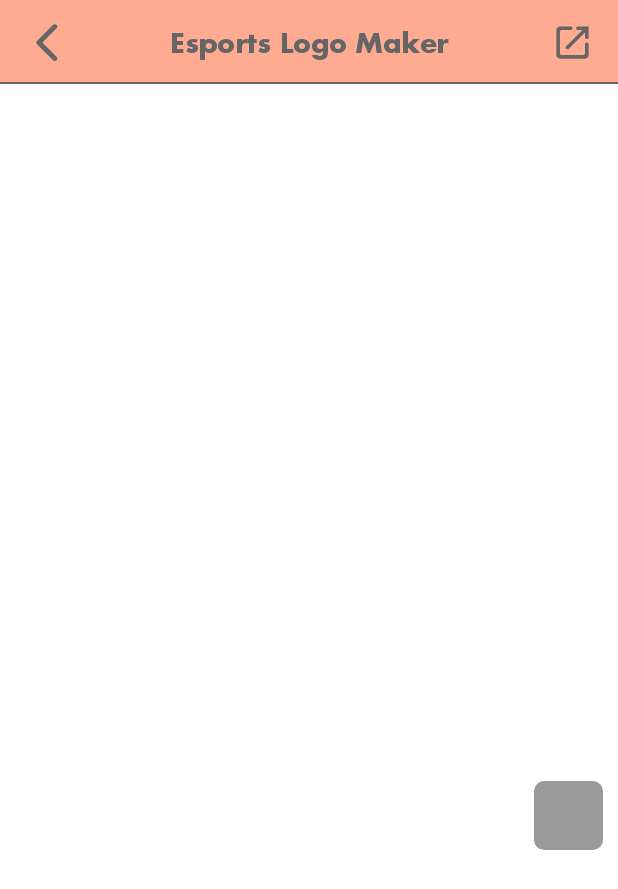
After one commit to kiranmkr/EsportsLogoMaker, an Android app: the EditingScreen screen opened directly, with no data from a screen before it, on a phone screen of 412 x 824 dp. The commit adds this screen. Shown: the top 889 px of the screen. Run offline under Robolectric (Android 15) with nearby library versions, the phone set to English and light mode, and no system bars; our stand-ins replace sdp/ssp sizes.

Commit message:
under_dev

```diff
--- /dev/null
+++ b/app/src/main/java/com/example/esportslogomaker/ui/EditingScreen.kt
@@ -0,0 +1,13 @@
+package com.example.esportslogomaker.ui
+
+import androidx.appcompat.app.AppCompatActivity
+import android.os.Bundle
+import com.example.esportslogomaker.R
+
+class EditingScreen : AppCompatActivity() {
+
+    override fun onCreate(savedInstanceState: Bundle?) {
+        super.onCreate(savedInstanceState)
+        setContentView(R.layout.activity_editing_screen)
+    }
+}
--- a/app/src/main/java/com/example/esportslogomaker/ui/MainActivity.kt
+++ b/app/src/main/java/com/example/esportslogomaker/ui/MainActivity.kt
@@ -1,19 +1,24 @@
 package com.example.esportslogomaker.ui
 
+import android.app.AlertDialog
 import android.content.Intent
 import android.net.Uri
 import androidx.appcompat.app.AppCompatActivity
 import android.os.Bundle
 import android.os.Handler
 import android.os.Looper
+import android.util.Log
 import androidx.core.view.GravityCompat
 import com.example.esportslogomaker.R
 import com.example.esportslogomaker.customCallBack.TemplateClickCallBack
 import com.example.esportslogomaker.databinding.ActivityMainBinding
 import com.example.esportslogomaker.utils.Constant
 import com.example.esportslogomaker.utils.FeedbackUtils
+import pub.devrel.easypermissions.AppSettingsDialog
+import pub.devrel.easypermissions.EasyPermissions
 
-class MainActivity : AppCompatActivity(), TemplateClickCallBack {
+class MainActivity : AppCompatActivity(), TemplateClickCallBack,
+    EasyPermissions.PermissionCallbacks {
 
     private lateinit var mainBinding: ActivityMainBinding
 
@@ -124,13 +129,58 @@ class MainActivity : AppCompatActivity(), TemplateClickCallBack {
         if (mainBinding.drawer.isDrawerOpen(GravityCompat.START)) {
             mainBinding.drawer.closeDrawer(GravityCompat.START)
         } else {
-            super.onBackPressed()
+            showBackDialog()
         }
     }
 
+    private fun showBackDialog() {
+
+        AlertDialog.Builder(this@MainActivity)
+            .setMessage(getString(R.string.are_you_sure))
+            .setCancelable(false)
+            .setPositiveButton(getString(R.string.yes)) { _, _ ->
+                super.onBackPressed()
+            }
+            .setNegativeButton(getString(R.string.no), null)
+            .show()
+
+    }
+
     override fun onItemClickListener(labelStatus: Boolean) {
-        Constant.showToast(this, "calling")
+        if (EasyPermissions.hasPermissions(this, *Constant.readPermission)) {
+            openEditingScreen()
+        } else {
+            EasyPermissions.requestPermissions(
+                this, "We need permissions because this and that",
+                Constant.PICK_IMAGE, *Constant.readPermission
+            )
+        }
+    }
+
+    private fun openEditingScreen() {
+        val intent = Intent(this, EditingScreen::class.java)
+        startActivity(intent)
     }
 
 
+    override fun onPermissionsGranted(requestCode: Int, perms: MutableList<String>) {
+        openEditingScreen()
+    }
+
+    override fun onPermissionsDenied(requestCode: Int, perms: MutableList<String>) {
+        Log.d("myPermission", "not allow")
+        if (EasyPermissions.somePermissionPermanentlyDenied(this, perms)) {
+            AppSettingsDialog.Builder(this).build().show()
+        }
+    }
+
+    override fun onRequestPermissionsResult(
+        requestCode: Int,
+        permissions: Array<String?>,
+        grantResults: IntArray
+    ) {
+        super.onRequestPermissionsResult(requestCode, permissions, grantResults)
+        EasyPermissions.onRequestPermissionsResult(requestCode, permissions, grantResults, this)
+    }
+
 }
--- a/app/src/main/java/com/example/esportslogomaker/ui/SplashScreen.kt
+++ b/app/src/main/java/com/example/esportslogomaker/ui/SplashScreen.kt
@@ -4,7 +4,6 @@ import android.annotation.SuppressLint
 import android.content.Intent
 import android.os.Bundle
 import androidx.appcompat.app.AppCompatActivity
-
 
 @SuppressLint("CustomSplashScreen")
 class SplashScreen  : AppCompatActivity(){
--- a/app/src/main/java/com/example/esportslogomaker/utils/Constant.kt
+++ b/app/src/main/java/com/example/esportslogomaker/utils/Constant.kt
@@ -1,10 +1,29 @@
 package com.example.esportslogomaker.utils
 
+import android.Manifest
 import android.app.Activity
 import android.content.Context
+import android.os.Build
 import android.widget.Toast
 
 object Constant {
+
+    const val CAMERA_IMAGE = 10101
+    const val PICK_IMAGE = 20202
+
+    val readPermission = if (Build.VERSION.SDK_INT >= Build.VERSION_CODES.Q) {
+        arrayOf(
+            Manifest.permission.ACCESS_MEDIA_LOCATION,
+            Manifest.permission.READ_EXTERNAL_STORAGE
+        )
+    } else {
+        arrayOf(
+            Manifest.permission.WRITE_EXTERNAL_STORAGE,
+            Manifest.permission.READ_EXTERNAL_STORAGE
+        )
+    }
+
+    val cameraPermission = arrayOf(Manifest.permission.CAMERA)
 
     const val applicationId = "com.example.esportslogomaker"
 
--- /dev/null
+++ b/app/src/main/res/drawable/arrow_back.xml
@@ -0,0 +1,10 @@
+<?xml version="1.0" encoding="utf-8"?>
+<vector xmlns:android="http://schemas.android.com/apk/res/android"
+    android:width="24dp"
+    android:height="24dp"
+    android:viewportWidth="24"
+    android:viewportHeight="24">
+    <path
+        android:fillColor="@color/daynight_textColor"
+        android:pathData="M16.62,2.99c-0.49,-0.49 -1.28,-0.49 -1.77,0L6.54,11.3c-0.39,0.39 -0.39,1.02 0,1.41l8.31,8.31c0.49,0.49 1.28,0.49 1.77,0s0.49,-1.28 0,-1.77L9.38,12l7.25,-7.25c0.48,-0.48 0.48,-1.28 -0.01,-1.76z" />
+</vector>
--- /dev/null
+++ b/app/src/main/res/drawable/boarder_state.xml
@@ -0,0 +1,6 @@
+<?xml version="1.0" encoding="utf-8"?>
+<selector xmlns:android="http://schemas.android.com/apk/res/android">
+    <item android:drawable="@drawable/gray_boarder" android:state_selected="false" />
+    <item android:drawable="@drawable/default_boarder" android:state_selected="true" />
+    <item android:drawable="@drawable/default_boarder" android:state_pressed="true" />
+</selector>
--- /dev/null
+++ b/app/src/main/res/drawable/default_boarder.xml
@@ -0,0 +1,8 @@
+<?xml version="1.0" encoding="utf-8"?>
+<shape xmlns:android="http://schemas.android.com/apk/res/android">
+    <stroke
+        android:width="@dimen/_5sdp"
+        android:color="@color/colorPrimary" />
+    <solid android:color="#9a9a9a" />
+    <corners android:radius="@dimen/_5sdp" />
+</shape>
--- /dev/null
+++ b/app/src/main/res/drawable/gray_boarder.xml
@@ -0,0 +1,5 @@
+<?xml version="1.0" encoding="utf-8"?>
+<shape xmlns:android="http://schemas.android.com/apk/res/android">
+    <solid android:color="#9a9a9a" />
+    <corners android:radius="@dimen/_5sdp" />
+</shape>
--- /dev/null
+++ b/app/src/main/res/drawable/round_save.xml
@@ -0,0 +1,10 @@
+<?xml version="1.0" encoding="utf-8"?>
+<vector xmlns:android="http://schemas.android.com/apk/res/android"
+    android:width="24dp"
+    android:height="24dp"
+    android:viewportWidth="24"
+    android:viewportHeight="24">
+    <path
+        android:fillColor="@color/daynight_textColor"
+        android:pathData="M18,19H6c-0.55,0 -1,-0.45 -1,-1V6c0,-0.55 0.45,-1 1,-1h5c0.55,0 1,-0.45 1,-1s-0.45,-1 -1,-1H5c-1.11,0 -2,0.9 -2,2v14c0,1.1 0.9,2 2,2h14c1.1,0 2,-0.9 2,-2v-6c0,-0.55 -0.45,-1 -1,-1s-1,0.45 -1,1v5c0,0.55 -0.45,1 -1,1zM14,4c0,0.55 0.45,1 1,1h2.59l-9.13,9.13c-0.39,0.39 -0.39,1.02 0,1.41 0.39,0.39 1.02,0.39 1.41,0L19,6.41V9c0,0.55 0.45,1 1,1s1,-0.45 1,-1V3h-6c-0.55,0 -1,0.45 -1,1z" />
+</vector>
--- /dev/null
+++ b/app/src/main/res/layout/activity_editing_screen.xml
@@ -0,0 +1,105 @@
+<?xml version="1.0" encoding="utf-8"?>
+<androidx.constraintlayout.widget.ConstraintLayout xmlns:android="http://schemas.android.com/apk/res/android"
+    xmlns:app="http://schemas.android.com/apk/res-auto"
+    xmlns:tools="http://schemas.android.com/tools"
+    android:id="@+id/main_root"
+    android:layout_width="match_parent"
+    android:layout_height="match_parent"
+    android:background="@color/daynight_background"
+    tools:context=".ui.EditingScreen">
+
+    <androidx.constraintlayout.widget.Guideline
+        android:id="@+id/guideline9"
+        android:layout_width="wrap_content"
+        android:layout_height="wrap_content"
+        android:orientation="horizontal"
+        app:layout_constraintGuide_percent=".70" />
+
+    <androidx.constraintlayout.widget.ConstraintLayout
+        android:id="@+id/constraintLayout"
+        android:layout_width="match_parent"
+        android:layout_height="?attr/actionBarSize"
+        android:background="@color/colorPrimary"
+        app:layout_constraintEnd_toEndOf="parent"
+        app:layout_constraintStart_toStartOf="parent"
+        app:layout_constraintTop_toTopOf="parent">
+
+        <ImageView
+            android:id="@+id/imageView"
+            android:layout_width="@dimen/_24sdp"
+            android:layout_height="@dimen/_24sdp"
+            android:layout_marginStart="16dp"
+            android:contentDescription="@string/images"
+            app:layout_constraintBottom_toBottomOf="parent"
+            app:layout_constraintStart_toStartOf="parent"
+            app:layout_constraintTop_toTopOf="parent"
+            app:srcCompat="@drawable/arrow_back"
+             />
+
+        <TextView
+            android:id="@+id/title"
+            android:layout_width="wrap_content"
+            android:layout_height="wrap_content"
+            android:layout_gravity="center_horizontal"
+            android:text="@string/app_name"
+            android:textColor="@color/daynight_textColor"
+            android:textSize="@dimen/_14sdp"
+            app:layout_constraintBottom_toBottomOf="parent"
+            app:layout_constraintLeft_toLeftOf="parent"
+            app:layout_constraintRight_toRightOf="parent"
+            app:layout_constraintTop_toTopOf="parent"
+            tools:ignore="RelativeOverlap" />
+
+        <ImageView
+            android:id="@+id/imageView4"
+            android:layout_width="@dimen/_22sdp"
+            android:layout_height="@dimen/_22sdp"
+            android:layout_marginEnd="16dp"
+            android:contentDescription="@string/images"
+            app:layout_constraintBottom_toBottomOf="parent"
+            app:layout_constraintEnd_toEndOf="parent"
+            app:layout_constraintTop_toTopOf="parent"
+            app:srcCompat="@drawable/round_save" />
+
+        <View
+            android:id="@+id/view2"
+            android:layout_width="wrap_content"
+            android:layout_height="1dp"
+            android:background="@color/daynight_textColor"
+            app:layout_constraintBottom_toBottomOf="parent"
+            app:layout_constraintEnd_toEndOf="parent"
+            app:layout_constraintStart_toStartOf="parent" />
+
+    </androidx.constraintlayout.widget.ConstraintLayout>
+
+    <androidx.constraintlayout.widget.ConstraintLayout
+        android:id="@+id/constraintLayout4"
+        android:layout_width="0dp"
+        android:layout_height="0dp"
+        app:layout_constraintBottom_toTopOf="@+id/guideline9"
+        app:layout_constraintEnd_toEndOf="parent"
+        app:layout_constraintStart_toStartOf="parent"
+        app:layout_constraintTop_toBottomOf="@+id/constraintLayout">
+
+        <RelativeLayout
+            android:id="@+id/root_layout"
+            android:layout_width="0dp"
+            android:layout_height="0dp"
+            app:layout_constraintBottom_toBottomOf="parent"
+            app:layout_constraintDimensionRatio="1:1"
+            app:layout_constraintEnd_toEndOf="parent"
+            app:layout_constraintStart_toStartOf="parent"
+            app:layout_constraintTop_toTopOf="parent" />
+
+        <include
+            layout="@layout/layer_item"
+            android:layout_width="50dp"
+            android:layout_height="50dp"
+            android:layout_marginEnd="8dp"
+            android:layout_marginBottom="8dp"
+            app:layout_constraintBottom_toBottomOf="parent"
+            app:layout_constraintEnd_toEndOf="parent" />
+
+    </androidx.constraintlayout.widget.ConstraintLayout>
+
+</androidx.constraintlayout.widget.ConstraintLayout>
--- /dev/null
+++ b/app/src/main/res/layout/layer_item.xml
@@ -0,0 +1,30 @@
+<?xml version="1.0" encoding="utf-8"?>
+<androidx.cardview.widget.CardView xmlns:android="http://schemas.android.com/apk/res/android"
+    xmlns:app="http://schemas.android.com/apk/res-auto"
+    android:layout_width="@dimen/_45sdp"
+    android:layout_height="@dimen/_45sdp"
+    android:layout_margin="@dimen/_5sdp"
+    app:cardCornerRadius="@dimen/_10sdp"
+    app:cardElevation="0dp">
+
+    <androidx.constraintlayout.widget.ConstraintLayout
+        android:id="@+id/layer"
+        android:layout_width="match_parent"
+        android:layout_height="match_parent"
+        android:layout_margin="2dp"
+        android:background="@drawable/boarder_state"
+        android:padding="2dp">
+
+        <ImageView
+            android:id="@+id/imageView52"
+            android:layout_width="match_parent"
+            android:layout_height="match_parent"
+            android:contentDescription="@string/images"
+            app:layout_constraintBottom_toBottomOf="parent"
+            app:layout_constraintEnd_toEndOf="parent"
+            app:layout_constraintStart_toStartOf="parent"
+            app:layout_constraintTop_toTopOf="parent" />
+    </androidx.constraintlayout.widget.ConstraintLayout>
+
+
+</androidx.cardview.widget.CardView>
--- a/app/src/main/res/values-night/colors.xml
+++ b/app/src/main/res/values-night/colors.xml
@@ -5,7 +5,7 @@
     <color name="colorAccent">#A8C7FA</color>
 
     <color name="daynight_background">#1F1F1F</color>
-    <color name="daynight_textColor">#A5A5A5</color>
+    <color name="daynight_textColor">#BDBDBD</color>
 
     <color name="daynight_item_background">#000000</color>
 
--- a/app/src/main/res/values/strings.xml
+++ b/app/src/main/res/values/strings.xml
@@ -12,4 +12,10 @@
     <string name="home">Home</string>
     <string name="my_work">My Work</string>
 
+    <string name="are_you_sure">Are you sure you want to exit the app?</string>
+    <string name="are_you_sure_editing">Are you sure you want to exit Editing Screen?</string>
+
+    <string name="yes">Yes</string>
+    <string name="no">No</string>
+
 </resources>
--- a/build.gradle
+++ b/build.gradle
@@ -13,7 +13,7 @@ buildscript {
     dependencies {
         //noinspection AndroidGradlePluginVersion
         classpath 'com.android.tools.build:gradle:7.1.0'
-        classpath "org.jetbrains.kotlin:kotlin-gradle-plugin:$kotlin_version"
+        classpath "org.jetbrains.kotlin:kotlin-gradle-plugin:1.7.0"
 
         // NOTE: Do not place your application dependencies here; they belong
         // in the individual module build.gradle files
```
Also changed, not shown: app/build.gradle (+5 -3 lines), app/src/main/AndroidManifest.xml (+5 -3 lines), 1 other file.
